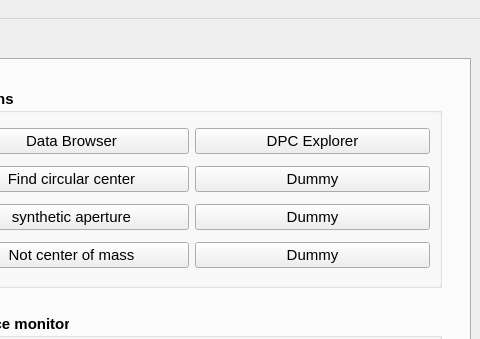
Old version of the form fpd_explorer/res/homescreen.ui in the repository CS26-FPD-Explorer/FPD-Explorer; both pictures show x 620 to 1100 and y 0 to 339 of the 1100 by 725 pixel window.
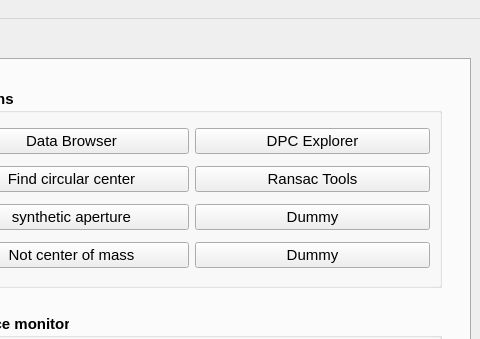
New version of the form. Custom widgets are drawn as their Qt base class.

Commit message: Added New Button into 'Dummy' Added the ransac tools button on QT designer to homescreen.ui

```diff
--- a/fpd_explorer/res/homescreen.ui
+++ b/fpd_explorer/res/homescreen.ui
@@ -176,7 +176,7 @@
               </font>
              </property>
              <property name="text">
-              <string>Dummy</string>
+              <string>Ransac Tools</string>
              </property>
              <property name="checkable">
               <bool>false</bool>
```
Left out of the diff: 4 changed lines with no effect on the pictures.
